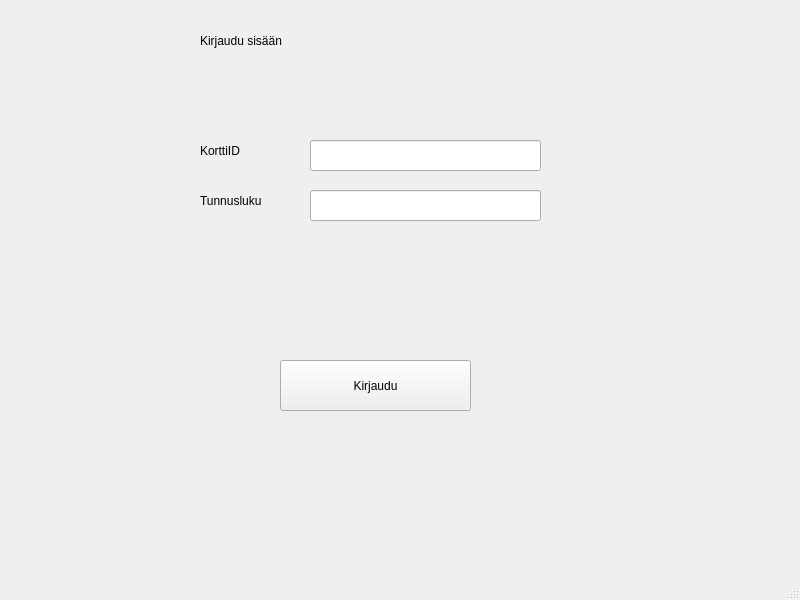
Above: Pankkimaatti/bankautomat.ui from tvt20kmo-ohjelmistokehitysprojekti/Group12 before the change. Below: the same form after it.
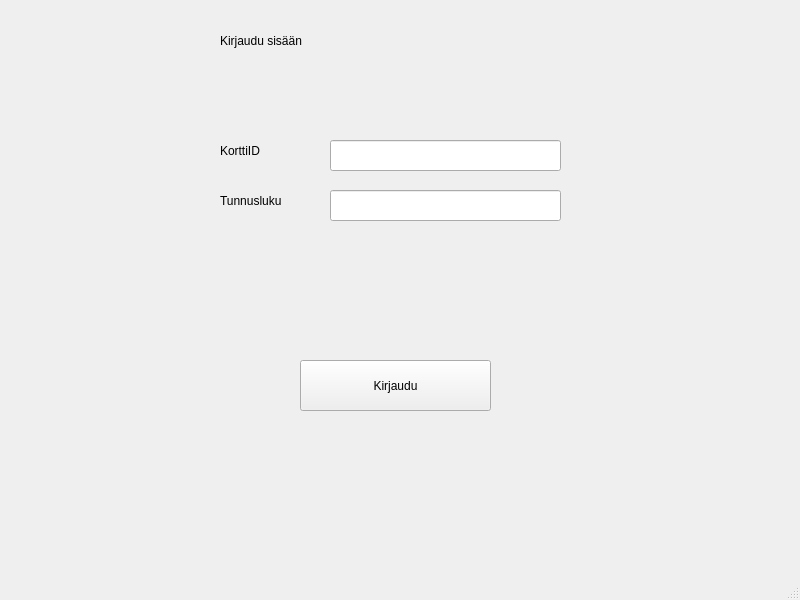
That is the form after the change.

```diff
--- a/Pankkimaatti/bankautomat.ui
+++ b/Pankkimaatti/bankautomat.ui
@@ -17,7 +17,7 @@
    <widget class="QStackedWidget" name="stackedWidget">
     <property name="geometry">
      <rect>
-      <x>0</x>
+      <x>20</x>
       <y>-20</y>
       <width>811</width>
       <height>611</height>
```
Left out of the diff: 2 changed lines with no effect on the pictures.
